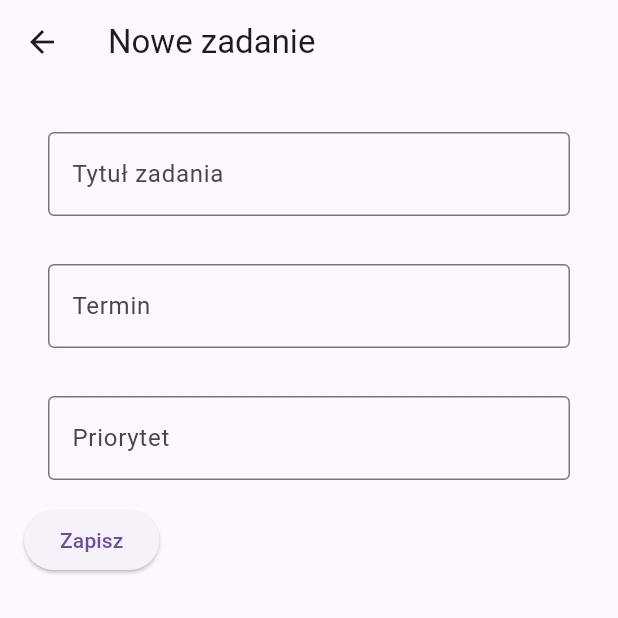
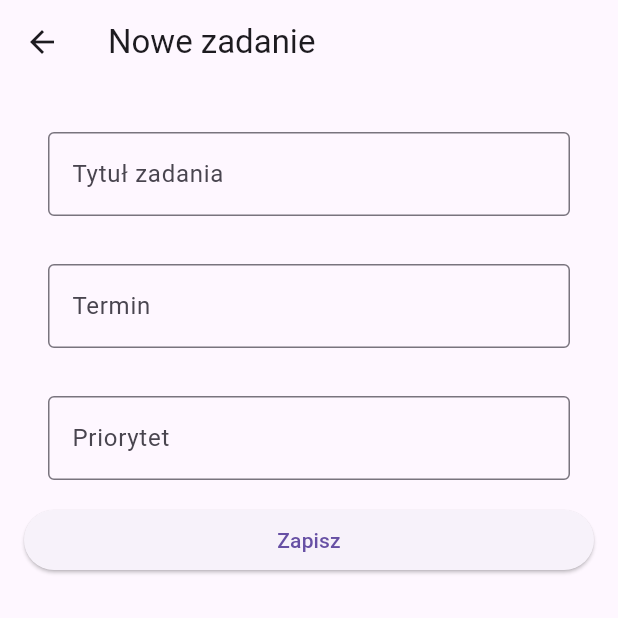
Before and after one commit to Johnson6745/flutter_todo, a Flutter app: the screen it shows after launch, after a tap on the "add" icon, on a phone screen of 412 x 824 dp, the top half of it. Run offline on Flutter 3.47's test engine with Material 3 defaults, Android fonts, the phone set to English and light mode, and no system bars.

Commit message:
LAB_05 31.03.2026 FINAL

```diff
--- a/lib/main.dart
+++ b/lib/main.dart
@@ -77,8 +77,14 @@ class _MainScreenState extends State<MainScreenApp>{
         onPressed: () async{
           final Task? newTask = await Navigator.push(
             context,
-            MaterialPageRoute(
-              builder: (context) => AddTaskScreen(),
+            PageRouteBuilder(
+              pageBuilder: (context, animation, secondaryAnimation) => AddTaskScreen(),
+              transitionsBuilder: (context, animation, secondaryAnimation, child) {
+                return FadeTransition(
+                  opacity: animation,
+                  child: child,
+                );
+              },
             ),
           );
 
@@ -145,7 +151,7 @@ class AddTaskScreen extends StatelessWidget {
                 );
                 Navigator.pop(context, newTask);
               },
-              child: Text("Zapisz"),
+              child: Center(child: Text("Zapisz")),
             ),
           ],
         ),
```
Also changed, not shown: pubspec.lock.
